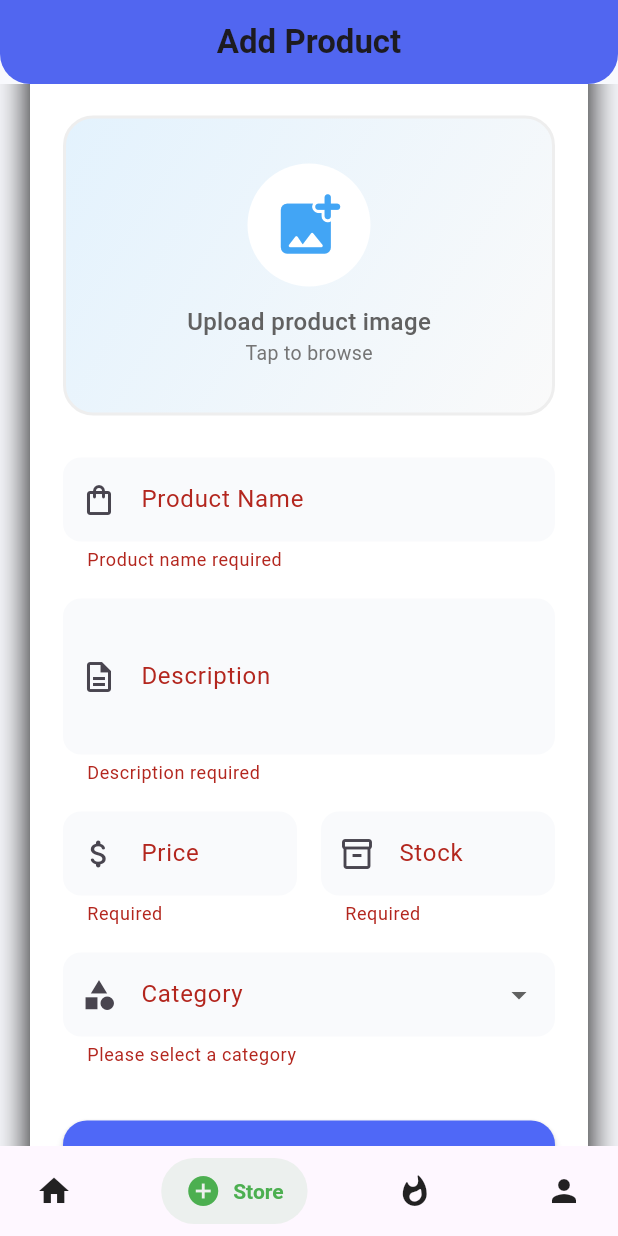
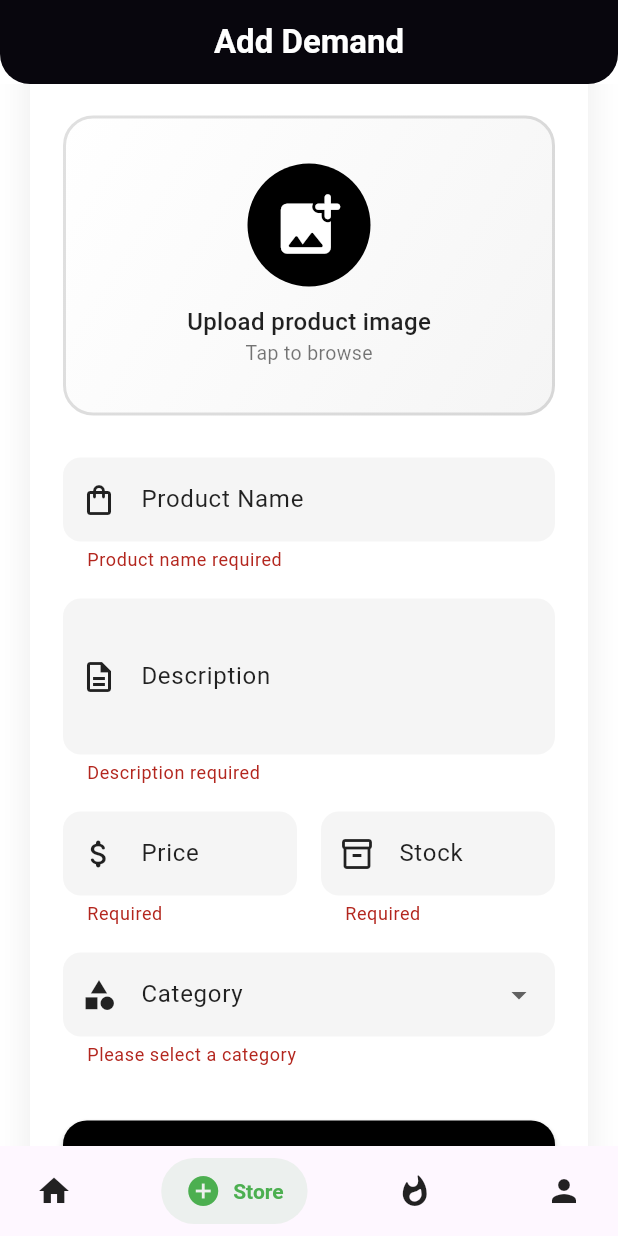
Before and after one commit to Saidmen/PriceWar, a Flutter app: the screen it shows after launch, item 2 of the bottom bar chosen, scrolled down 70 dp, after a tap on "SAVE PRODUCT", on a phone screen of 412 x 824 dp. Run offline on Flutter 3.47's test engine with Material 3 defaults, Android fonts, the light colour scheme and no system bars; drawn by our look-alikes of salomon_bottom_bar.

```diff
--- a/lib/routes.dart
+++ b/lib/routes.dart
@@ -7,10 +7,15 @@ import 'package:offergo/views/notification/notifications_view.dart';
 import 'package:offergo/views/product/product_offered_view.dart';
 import 'package:offergo/views/product/product_view.dart';
 import 'package:offergo/views/user/user_view.dart';
+import 'package:offergo/views/product/update_price_view.dart';
 
 class AppRouter {
   static Route generateRoute(RouteSettings settings) {
     switch (settings.name) {
+
+      case UpdatePriceView.route:
+      return MaterialPageRoute(builder: (_) => const UpdatePriceView());
+
       case MainView.route:
         return MaterialPageRoute(builder: (_) => const MainView());
 
--- a/lib/views/common/home_view.dart
+++ b/lib/views/common/home_view.dart
@@ -1,14 +1,16 @@
 import 'package:flutter/material.dart';
 import 'package:offergo/views/notification/notifications_view.dart';
 import 'package:offergo/views/product/product_offered_view.dart';
+import 'package:offergo/views/product/update_price_view.dart';
 
 class HomeView extends StatelessWidget {
   const HomeView({super.key});
 
+  // ...existing code...
   @override
   Widget build(BuildContext context) {
     return Scaffold(
-      backgroundColor: const Color(0xFFF3F6FD),
+      backgroundColor: Colors.white, // Fondo principal blanco
       body: CustomScrollView(
         slivers: [
           SliverAppBar(
@@ -16,7 +18,7 @@ class HomeView extends StatelessWidget {
             pinned: false,
             floating: false,
             expandedHeight: 200,
-            backgroundColor: const Color(0xFF4F68F7),
+            backgroundColor: Colors.black, // AppBar negro
             flexibleSpace: FlexibleSpaceBar(
               background: SafeArea(
                 child: Padding(
@@ -30,13 +32,17 @@ class HomeView extends StatelessWidget {
                         children: [
                           const Text(
                             'Welcome back, User',
-                            style: TextStyle(color: Colors.white, fontSize: 22, fontWeight: FontWeight.w700),
+                            style: TextStyle(
+                              color: Colors.white, // Texto blanco sobre negro
+                              fontSize: 22,
+                              fontWeight: FontWeight.w700,
+                            ),
                           ),
                           GestureDetector(
                             onTap: () {
                               Navigator.pushNamed(context, NotificationsView.route);
                             },
-                            child: CircleAvatar(
+                            child: const CircleAvatar(
                               backgroundColor: Colors.white,
                               child: Icon(Icons.notifications_none, color: Colors.black87),
                             ),
@@ -47,16 +53,18 @@ class HomeView extends StatelessWidget {
                       Container(
                         height: 44,
                         decoration: BoxDecoration(
-                          color: Colors.white,
+                          color: Colors.grey.shade200, // Fondo gris claro para el buscador
                           borderRadius: BorderRadius.circular(12),
                         ),
                         child: const TextField(
                           decoration: InputDecoration(
                             contentPadding: EdgeInsets.only(top: 10),
-                            prefixIcon: Icon(Icons.search),
+                            prefixIcon: Icon(Icons.search, color: Colors.black54),
                             hintText: 'Search in App',
+                            hintStyle: TextStyle(color: Colors.black38),
                             border: InputBorder.none,
                           ),
+                          style: TextStyle(color: Colors.black87),
                         ),
                       ),
                     ],
@@ -105,9 +113,9 @@ class HomeView extends StatelessWidget {
       child: Row(
         mainAxisAlignment: showViewAll ? MainAxisAlignment.spaceBetween : MainAxisAlignment.start,
         children: [
-          Text(title, style: const TextStyle(fontSize: 18, fontWeight: FontWeight.bold)),
+          Text(title, style: const TextStyle(fontSize: 18, fontWeight: FontWeight.bold, color: Colors.black)),
           if (showViewAll)
-            Text('View all', style: TextStyle(color: Colors.blue.shade600, fontSize: 14)),
+            const Text('View all', style: TextStyle(color: Colors.black54, fontSize: 14)),
         ],
       ),
     );
@@ -128,11 +136,11 @@ class HomeView extends StatelessWidget {
             children: [
               CircleAvatar(
                 radius: 26,
-                backgroundColor: const Color(0xFFE0E7FF),
-                child: const Icon(Icons.category, color: Color(0xFF4F68F7)),
+                backgroundColor: Colors.grey.shade300, // Gris claro
+                child: const Icon(Icons.category, color: Colors.black87),
               ),
               const SizedBox(height: 6),
-              Text(categories[index], style: const TextStyle(fontSize: 12)),
+              Text(categories[index], style: const TextStyle(fontSize: 12, color: Colors.black87)),
             ],
           );
         },
@@ -140,6 +148,7 @@ class HomeView extends StatelessWidget {
     );
   }
 
+  // ...existing code...
   Widget _buildPromoBanner() {
     return Padding(
       padding: const EdgeInsets.symmetric(horizontal: 20),
@@ -148,9 +157,13 @@ class HomeView extends StatelessWidget {
         child: PageView.builder(
           itemCount: 3,
           itemBuilder: (context, index) {
-            final titles = ['LAST SALE', '', ''];
+            final titles = ['Ofertas', 'Nuevos Productos', 'Descuentos'];
 
-            return Container(
+            return GestureDetector(
+              onTap: () {
+                Navigator.pushNamed(context, UpdatePriceView.route);
+              },
+              child: Container(
                 margin: const EdgeInsets.only(right: 4),
                 decoration: BoxDecoration(
                   borderRadius: BorderRadius.circular(16),
@@ -163,7 +176,7 @@ class HomeView extends StatelessWidget {
                   decoration: BoxDecoration(
                     borderRadius: BorderRadius.circular(16),
                     gradient: LinearGradient(
-                    colors: [Colors.black, Colors.transparent],
+                      colors: [Colors.black87, Colors.transparent],
                       begin: Alignment.bottomCenter,
                       end: Alignment.topCenter,
                     ),
@@ -176,7 +189,12 @@ class HomeView extends StatelessWidget {
                     children: [
                       Text(
                         titles[index],
-                      style: const TextStyle(color: Colors.white, fontSize: 18, fontWeight: FontWeight.bold, height: 1.4),
+                        style: const TextStyle(
+                          color: Colors.white,
+                          fontSize: 18,
+                          fontWeight: FontWeight.bold,
+                          height: 1.4,
+                        ),
                       ),
                       Row(
                         children: List.generate(3, (dotIndex) {
@@ -186,7 +204,9 @@ class HomeView extends StatelessWidget {
                             height: 8,
                             decoration: BoxDecoration(
                               shape: BoxShape.circle,
-                            color: Colors.white,
+                              color: dotIndex == index
+                                  ? Colors.white
+                                  : Colors.grey.shade400,
                             ),
                           );
                         }),
@@ -194,11 +214,14 @@ class HomeView extends StatelessWidget {
                     ],
                   ),
                 ),
+              ),
             );
           },
         ),
       ),
     );
+  }
+// ...existing code...
   }
 
   Widget _buildProductsGrid(BuildContext context) {
@@ -252,11 +275,11 @@ class HomeView extends StatelessWidget {
             },
             child: Container(
               decoration: BoxDecoration(
-                color: const Color(0xFFF5F7FB),
+                color: Colors.grey.shade100, // Fondo gris muy claro
                 borderRadius: BorderRadius.circular(16),
                 boxShadow: [
                   BoxShadow(
-                    color: Colors.grey,
+                    color: Colors.grey.shade300,
                     blurRadius: 8,
                     offset: const Offset(0, 4),
                   ),
@@ -279,7 +302,7 @@ class HomeView extends StatelessWidget {
                     padding: const EdgeInsets.symmetric(horizontal: 8),
                     child: Text(
                       product['name'],
-                      style: const TextStyle(fontWeight: FontWeight.w600),
+                      style: const TextStyle(fontWeight: FontWeight.w600, color: Colors.black87),
                       textAlign: TextAlign.center,
                       maxLines: 2,
                       overflow: TextOverflow.ellipsis,
@@ -288,7 +311,7 @@ class HomeView extends StatelessWidget {
                   const SizedBox(height: 4),
                   Text(
                     '\$${product['price']}',
-                    style: const TextStyle(color: Colors.grey),
+                    style: const TextStyle(color: Colors.black54),
                   ),
                 ],
               ),
@@ -298,4 +321,4 @@ class HomeView extends StatelessWidget {
       ),
     );
   }
-}
+// ...existing code...
--- a/lib/views/product/add_product_view.dart
+++ b/lib/views/product/add_product_view.dart
@@ -37,14 +37,14 @@ class _ProductViewState extends State<ProductView> {
   @override
   Widget build(BuildContext context) {
     return Scaffold(
-      backgroundColor: const Color(0xFFF8F9FD),
+      backgroundColor: Colors.white, // Fondo blanco
       appBar: AppBar(
         automaticallyImplyLeading: false,
         title: const Text(
-          'Add Product',
-          style: TextStyle(fontWeight: FontWeight.w600),
+          'Add Demand',
+          style: TextStyle(fontWeight: FontWeight.w600, color: Colors.white),
         ),
-        backgroundColor: const Color(0xFF4F68F7),
+        backgroundColor: Colors.black, // AppBar negro
         elevation: 0,
         centerTitle: true,
         shape: const RoundedRectangleBorder(
@@ -52,6 +52,7 @@ class _ProductViewState extends State<ProductView> {
             bottom: Radius.circular(20),
           ),
         ),
+        iconTheme: const IconThemeData(color: Colors.white),
       ),
       body: SingleChildScrollView(
         padding: const EdgeInsets.all(20),
@@ -62,7 +63,7 @@ class _ProductViewState extends State<ProductView> {
             borderRadius: BorderRadius.circular(24),
             boxShadow: [
               BoxShadow(
-                color: Colors.black,
+                color: Colors.black.withOpacity(0.08),
                 blurRadius: 20,
                 offset: const Offset(0, 5),
               ),
@@ -78,7 +79,7 @@ class _ProductViewState extends State<ProductView> {
                   style: TextStyle(
                     fontSize: 20,
                     fontWeight: FontWeight.bold,
-                    color: Color(0xFF333333),
+                    color: Colors.black,
                   ),
                 ),
                 const SizedBox(height: 20),
@@ -91,14 +92,14 @@ class _ProductViewState extends State<ProductView> {
                     width: double.infinity,
                     decoration: BoxDecoration(
                       border: Border.all(
-                        color: Colors.grey.shade200,
+                        color: Colors.black12,
                         width: 2,
                       ),
                       borderRadius: BorderRadius.circular(20),
                       gradient: LinearGradient(
                         colors: [
-                          Colors.blue.shade50,
-                          Colors.grey.shade50,
+                          Colors.white,
+                          Colors.grey.shade100,
                         ],
                         begin: Alignment.topLeft,
                         end: Alignment.bottomRight,
@@ -110,29 +111,29 @@ class _ProductViewState extends State<ProductView> {
                         Container(
                           padding: const EdgeInsets.all(16),
                           decoration: const BoxDecoration(
-                            color: Colors.white,
+                            color: Colors.black,
                             shape: BoxShape.circle,
                           ),
-                          child: Icon(
+                          child: const Icon(
                             Icons.add_photo_alternate_rounded,
                             size: 50,
-                            color: Colors.blue.shade400,
+                            color: Colors.white,
                           ),
                         ),
                         const SizedBox(height: 12),
-                        Text(
+                        const Text(
                           'Upload product image',
                           style: TextStyle(
                             fontSize: 16,
                             fontWeight: FontWeight.w500,
-                            color: Colors.grey.shade700,
+                            color: Colors.black87,
                           ),
                         ),
-                        Text(
+                        const Text(
                           'Tap to browse',
                           style: TextStyle(
                             fontSize: 13,
-                            color: Colors.grey.shade600,
+                            color: Colors.black54,
                           ),
                         ),
                       ],
@@ -214,7 +215,7 @@ class _ProductViewState extends State<ProductView> {
                         ScaffoldMessenger.of(context).showSnackBar(
                           SnackBar(
                             content: const Text('Product saved successfully'),
-                            backgroundColor: Colors.green.shade600,
+                            backgroundColor: Colors.black,
                             behavior: SnackBarBehavior.floating,
                             shape: RoundedRectangleBorder(
                               borderRadius: BorderRadius.circular(10),
@@ -224,7 +225,7 @@ class _ProductViewState extends State<ProductView> {
                       }
                     },
                     style: ElevatedButton.styleFrom(
-                      backgroundColor: const Color(0xFF4F68F7),
+                      backgroundColor: Colors.black,
                       foregroundColor: Colors.white,
                       elevation: 2,
                       padding: const EdgeInsets.symmetric(vertical: 16),
@@ -266,16 +267,19 @@ class _ProductViewState extends State<ProductView> {
       keyboardType: keyboardType,
       validator: validator,
       decoration: InputDecoration(
-        prefixIcon: Icon(icon),
+        prefixIcon: Icon(icon, color: Colors.black87),
         labelText: label,
+        labelStyle: const TextStyle(color: Colors.black87),
         hintText: hint,
+        hintStyle: const TextStyle(color: Colors.black54),
         filled: true,
-        fillColor: const Color(0xFFF9FAFC),
+        fillColor: Colors.grey.shade100,
         border: OutlineInputBorder(
           borderRadius: BorderRadius.circular(12),
           borderSide: BorderSide.none,
         ),
       ),
+      style: const TextStyle(color: Colors.black),
     );
   }
 
@@ -283,19 +287,21 @@ class _ProductViewState extends State<ProductView> {
     return DropdownButtonFormField<String>(
       value: _selectedCategory,
       decoration: InputDecoration(
-        prefixIcon: const Icon(Icons.category),
+        prefixIcon: const Icon(Icons.category, color: Colors.black87),
         labelText: 'Category',
+        labelStyle: const TextStyle(color: Colors.black87),
         filled: true,
-        fillColor: const Color(0xFFF9FAFC),
+        fillColor: Colors.grey.shade100,
         border: OutlineInputBorder(
           borderRadius: BorderRadius.circular(12),
           borderSide: BorderSide.none,
         ),
       ),
+      dropdownColor: Colors.white,
       items: _categories
           .map((category) => DropdownMenuItem(
                 value: category,
-                child: Text(category),
+                child: Text(category, style: const TextStyle(color: Colors.black)),
               ))
           .toList(),
       onChanged: (value) => setState(() => _selectedCategory = value),
```
Also changed, not shown: lib/views/product/update_price_view.dart (added, +251 -0 lines), 18 other files. Lines whose indentation alone changed are shown as unchanged.
